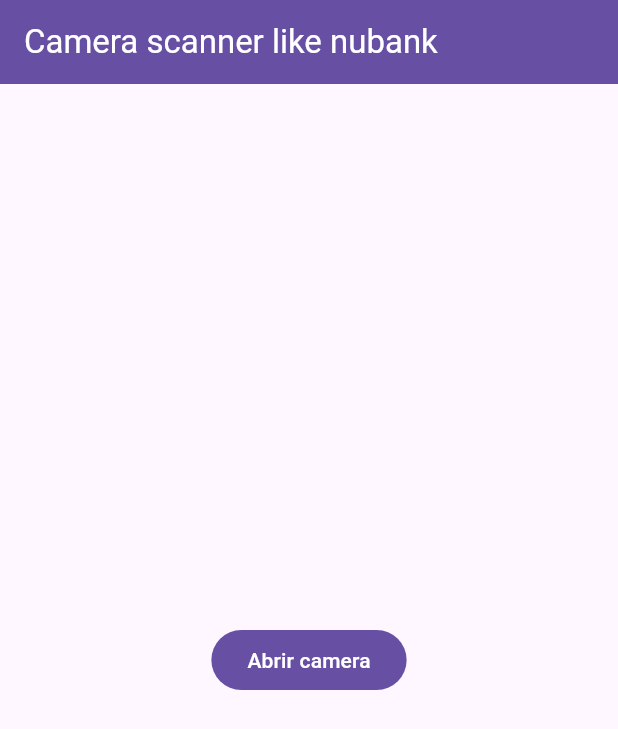
After one commit to lucasdasial/camera_qr_scan_nubank, a Flutter app: the screen it shows after launch, on a phone screen of 412 x 824 dp. The commit adds this screen. Shown: the top 729 px of the screen. Run offline on Flutter 3.47's test engine with Material 3 defaults, Android fonts, the phone set to English and light mode, and no system bars; missing offline and left inert: mobile_scanner.

Commit message:
chore: refac home module

```diff
--- /dev/null
+++ b/lib/home/home_view.dart
@@ -0,0 +1,31 @@
+import 'package:flutter/material.dart';
+
+class HomeView extends StatefulWidget {
+  const HomeView({
+    super.key,
+  });
+
+  @override
+  State<HomeView> createState() => _HomeViewState();
+}
+
+class _HomeViewState extends State<HomeView> {
+  @override
+  Widget build(BuildContext context) {
+    return Scaffold(
+      appBar: AppBar(
+        title: Text(
+          "Camera scanner like nubank",
+          style: TextStyle(color: Theme.of(context).colorScheme.onPrimary),
+        ),
+        backgroundColor: Theme.of(context).colorScheme.primary,
+      ),
+      body: Center(
+        child: FilledButton(
+          onPressed: () => Navigator.of(context).pushNamed("/scanner"),
+          child: const Text("Abrir camera"),
+        ),
+      ),
+    );
+  }
+}
--- a/lib/scanner/scanner_view.dart
+++ b/lib/scanner/scanner_view.dart
@@ -1,7 +1,7 @@
 import 'package:flutter/material.dart';
 import 'package:mobile_scanner/mobile_scanner.dart';
-import 'package:nubank_scanner/guide_overlay.dart';
-import 'package:nubank_scanner/scanner_view_model.dart';
+import 'package:nubank_scanner/scanner/guide_overlay.dart';
+import 'package:nubank_scanner/scanner/scanner_view_model.dart';
 
 class ScannerView extends StatefulWidget {
   const ScannerView({super.key});
```
Also changed, not shown: lib/main.dart (+3 -32 lines).
